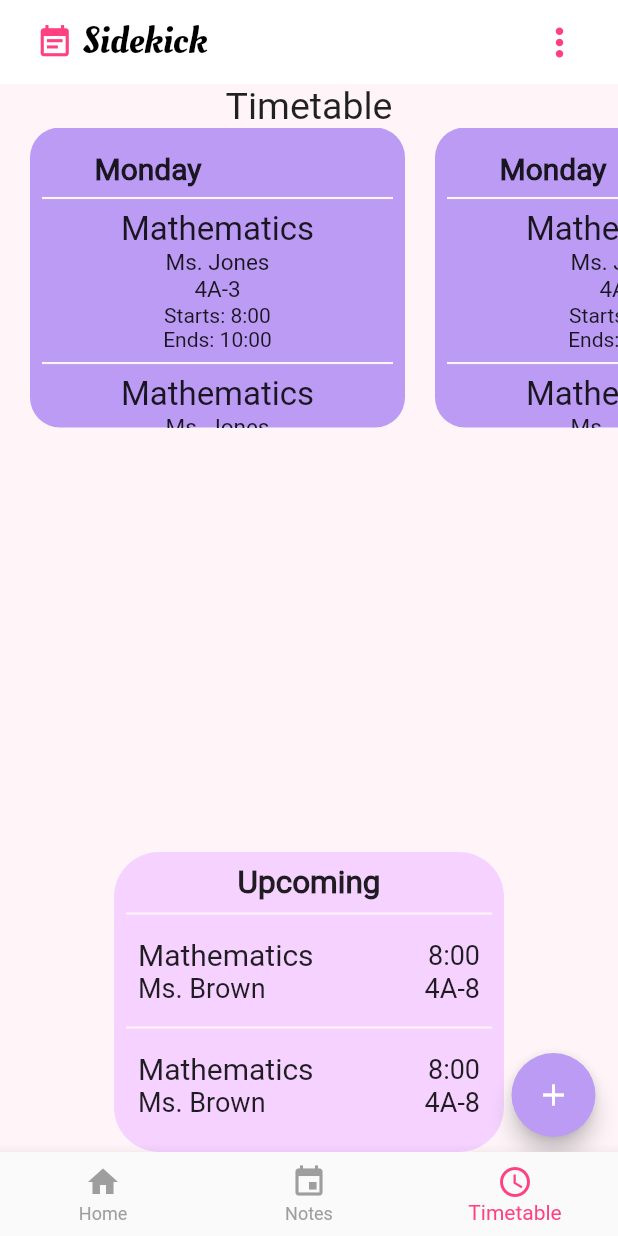
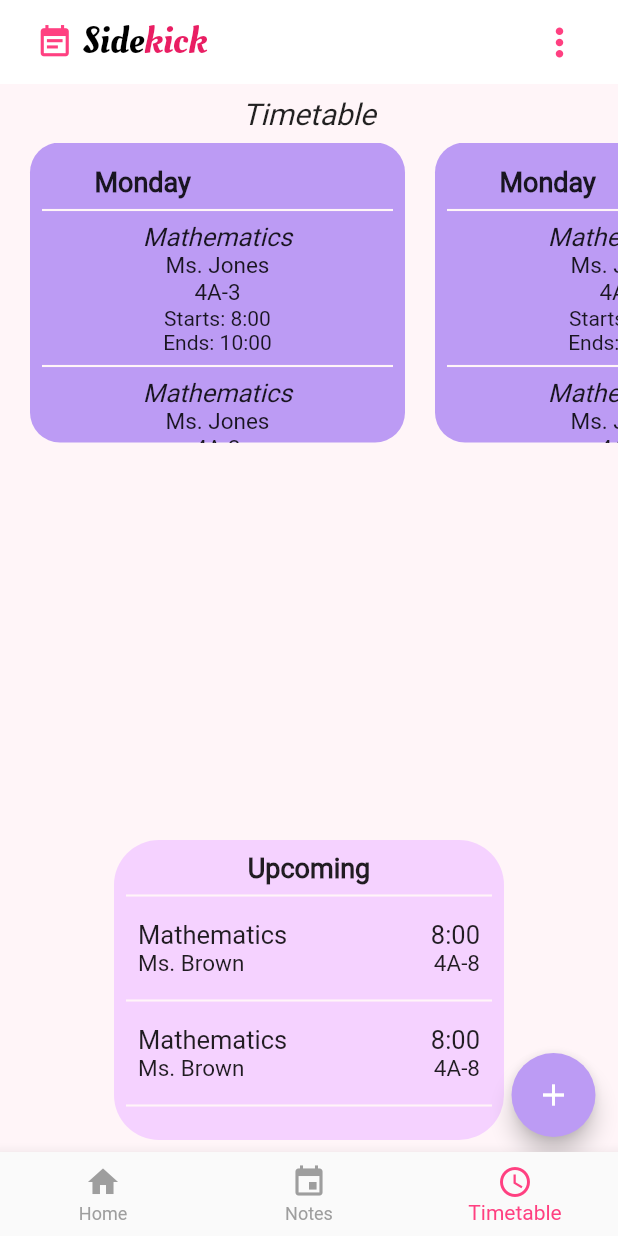
Before and after one commit to Laurell876/sidekick, a Flutter app: the NavBarPage screen opened by its route, item 3 of the bottom bar chosen, on a phone screen of 412 x 824 dp. Run offline on Flutter 3.47's test engine with Material 2 defaults, Android fonts, the phone set to English and light mode, and no system bars.

Commit message:
done with ui

```diff
--- a/lib/DayOfWeekCard.dart
+++ b/lib/DayOfWeekCard.dart
@@ -24,7 +24,7 @@ class DayOfWeekCard extends StatelessWidget {
                       Text('Monday',
                         style: TextStyle(
                           fontFamily: 'Roboto',
-                          fontSize: 20,
+                          fontSize: 18,
                           fontWeight: FontWeight.bold,
                         ),
                       ),
@@ -44,7 +44,8 @@ class DayOfWeekCard extends StatelessWidget {
                   children: <Widget>[
                     Text('Mathematics',
                       style: TextStyle(
-                        fontSize: 22,
+                        fontSize: 17,
+                        fontStyle: FontStyle.italic,
 
                       ),
                     ),
@@ -89,7 +90,8 @@ class DayOfWeekCard extends StatelessWidget {
                   children: <Widget>[
                     Text('Mathematics',
                       style: TextStyle(
-                        fontSize: 22,
+                        fontSize: 17,
+                        fontStyle: FontStyle.italic,
 
                       ),
                     ),
@@ -137,7 +139,8 @@ class DayOfWeekCard extends StatelessWidget {
                   children: <Widget>[
                     Text('Mathematics',
                       style: TextStyle(
-                        fontSize: 22,
+                        fontSize: 17,
+                        fontStyle: FontStyle.italic,
 
                       ),
                     ),
--- a/lib/LoginPage.dart
+++ b/lib/LoginPage.dart
@@ -7,6 +7,7 @@ class LoginPage extends StatelessWidget {
   @override
   Widget build(BuildContext context) {
     return Scaffold(
+      backgroundColor: Color(0xfffff5f8),
       body: SafeArea(
         child: Center(
           child: Column(
@@ -145,7 +146,7 @@ class LoginPage extends StatelessWidget {
                   child: Container(
                     width:300,
                     height:45,
-                    color:Colors.black,
+                    color:Colors.pink,
                     child: FlatButton(
                       onPressed: null,
                       child: Text(
--- a/lib/NavBarPage.dart
+++ b/lib/NavBarPage.dart
@@ -56,12 +56,23 @@ class _NavBarPageState extends State<NavBarPage> {
                         width:6,
                       ),
 
-                      const Text('Sidekick',
-                        style: TextStyle(
-                          color: Colors.black,
-                          fontFamily: 'OleoScript',
-                          fontSize: 25,
-                        ),
+                      Row(
+                        children: <Widget>[
+                          const Text('Side',
+                            style: TextStyle(
+                              color: Colors.black,
+                              fontFamily: 'OleoScript',
+                              fontSize: 25,
+                            ),
+                          ),
+                          Text('kick',
+                            style: TextStyle(
+                              color: Colors.pink,
+                              fontFamily: 'OleoScript',
+                              fontSize: 25,
+                            ),
+                          ),
+                        ],
                       ),
                     ],
                   ),
--- a/lib/SignUpPage.dart
+++ b/lib/SignUpPage.dart
@@ -7,6 +7,7 @@ class SignUpPage extends StatelessWidget {
   @override
   Widget build(BuildContext context) {
     return Scaffold(
+      backgroundColor: Color(0xfffff5f8),
       body: SafeArea(
         child: Center(
           child: Column(
@@ -171,8 +172,8 @@ class SignUpPage extends StatelessWidget {
                   borderRadius: BorderRadius.circular(30.0),
                   child: Container(
                     width:300,
-                    height:45,
-                    color:Colors.black,
+                    height:50,
+                    color:Colors.pink,
                     child: FlatButton(
                       onPressed: null,
                       child: Text(
--- a/lib/TopOfTimetable.dart
+++ b/lib/TopOfTimetable.dart
@@ -10,9 +10,13 @@ class TopOfTimetable extends StatelessWidget {
 
       children: <Widget>[
 
-        Text('Timetable',
-          style: TextStyle(
-            fontSize: 25,
+        Padding(
+          padding: const EdgeInsets.all(8.0),
+          child: Text('Timetable',
+            style: TextStyle(
+              fontSize: 20,
+              fontStyle: FontStyle.italic,
+            ),
           ),
         ),
 
--- a/lib/UpComingCard.dart
+++ b/lib/UpComingCard.dart
@@ -7,7 +7,9 @@ class UpComingCard extends StatelessWidget {
   Widget build(BuildContext context) {
 
 
-    return Container(
+    return Padding(
+      padding: const EdgeInsets.all(8.0),
+      child: Container(
         height:200,
         width:260,
         decoration: BoxDecoration(
@@ -26,7 +28,7 @@ class UpComingCard extends StatelessWidget {
                   children: <Widget>[
                     Text('Upcoming',
                       style: TextStyle(
-                      fontSize: 21,
+                        fontSize: 18,
                         fontWeight: FontWeight.bold,
                       ),
                     ),
@@ -48,12 +50,12 @@ class UpComingCard extends StatelessWidget {
                         children: <Widget>[
                           Text('Mathematics',
                             style: TextStyle(
-                            fontSize: 20,
+                              fontSize: 17,
                             ),
                           ),
                           Text('8:00',
                             style: TextStyle(
-                            fontSize: 18,
+                              fontSize: 17,
                             ),
                           ),
 
@@ -67,12 +69,12 @@ class UpComingCard extends StatelessWidget {
                         children: <Widget>[
                           Text('Ms. Brown',
                             style: TextStyle(
-                            fontSize: 18,
+                              fontSize: 15,
                             ),
                           ),
                           Text('4A-8',
                             style: TextStyle(
-                            fontSize: 18,
+                              fontSize: 15,
                             ),
                           ),
 
@@ -102,12 +104,12 @@ class UpComingCard extends StatelessWidget {
                         children: <Widget>[
                           Text('Mathematics',
                             style: TextStyle(
-                            fontSize: 20,
+                              fontSize: 17,
                             ),
                           ),
                           Text('8:00',
                             style: TextStyle(
-                            fontSize: 18,
+                              fontSize: 17,
                             ),
                           ),
 
@@ -121,12 +123,12 @@ class UpComingCard extends StatelessWidget {
                         children: <Widget>[
                           Text('Ms. Brown',
                             style: TextStyle(
-                            fontSize: 18,
+                              fontSize: 15,
                             ),
                           ),
                           Text('4A-8',
                             style: TextStyle(
-                            fontSize: 18,
+                              fontSize: 15,
                             ),
                           ),
 
@@ -138,6 +140,7 @@ class UpComingCard extends StatelessWidget {
                   ),
                 ),
               ),
+
 
 
               Divider(
@@ -156,12 +159,12 @@ class UpComingCard extends StatelessWidget {
                         children: <Widget>[
                           Text('Mathematics',
                             style: TextStyle(
-                            fontSize: 20,
+                              fontSize: 17,
                             ),
                           ),
                           Text('8:00',
                             style: TextStyle(
-                            fontSize: 18,
+                              fontSize: 17,
                             ),
                           ),
 
@@ -175,12 +178,12 @@ class UpComingCard extends StatelessWidget {
                         children: <Widget>[
                           Text('Ms. Brown',
                             style: TextStyle(
-                            fontSize: 18,
+                              fontSize: 15,
                             ),
                           ),
                           Text('4A-8',
                             style: TextStyle(
-                            fontSize: 18,
+                              fontSize: 15,
                             ),
                           ),
 
@@ -195,7 +198,9 @@ class UpComingCard extends StatelessWidget {
 
 
 
+
             ],
+          ),
         ),
       ),
     );
--- a/lib/main.dart
+++ b/lib/main.dart
@@ -18,7 +18,7 @@ void main()=>runApp(MaterialApp(
 
     debugShowCheckedModeBanner: false,
   routes: {
-    '/': (context)=>NavBarPage(),
+    '/': (context)=>LoginAndSignUp(),
     '/SignUp': (context)=>SignUpPage(),
     '/Login':(context)=>LoginPage(),
     '/NavBarPage':(context)=>NavBarPage(),
```
Also changed, not shown: lib/HomePage.dart (+9 -3 lines), lib/LoginAndSignUp.dart (+20 -12 lines), lib/TopOfNotes.dart (+17 -5 lines), 4 other files. Lines whose indentation alone changed are shown as unchanged.
